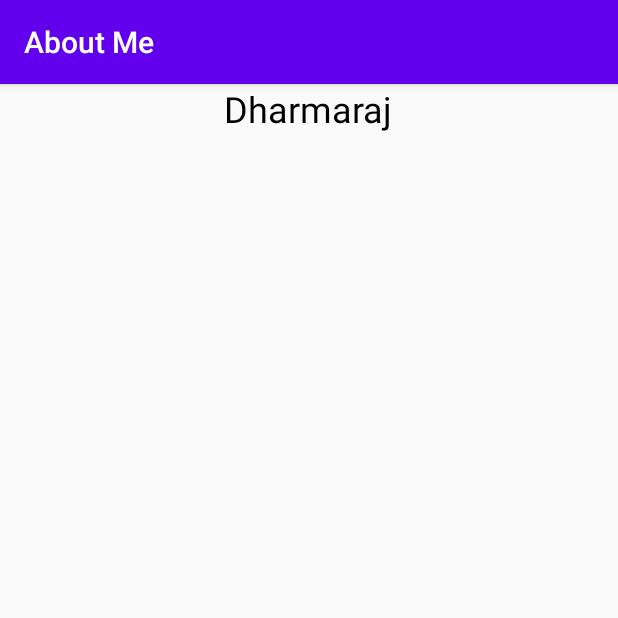
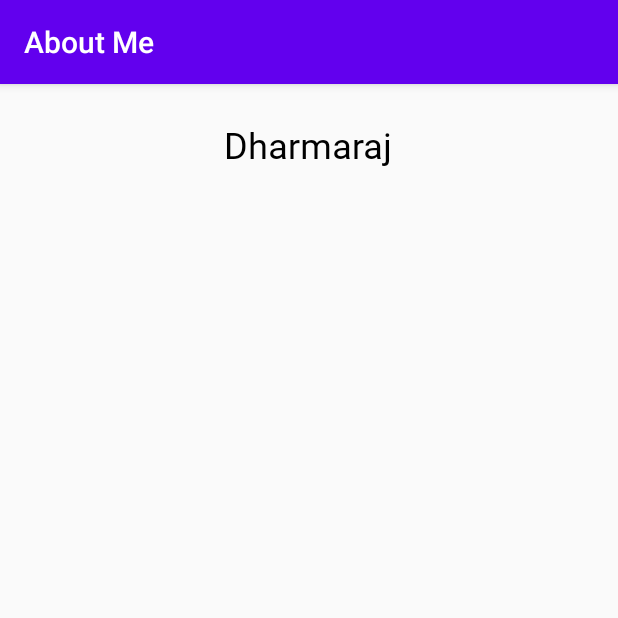
Before and after one commit to dharmaraj-techie/AboutMe, an Android app: the screen it shows after launch (MainActivity), on a phone screen of 412 x 824 dp, the top half of it. Run offline under Robolectric (Android 15) with nearby library versions, the phone set to English and light mode, and no system bars.

Commit message:
add style to textview

```diff
--- a/app/src/main/AndroidManifest.xml
+++ b/app/src/main/AndroidManifest.xml
@@ -16,6 +16,9 @@
                 <category android:name="android.intent.category.LAUNCHER" />
             </intent-filter>
         </activity>
+        <meta-data
+            android:name="preloaded_fonts"
+            android:resource="@array/preloaded_fonts" />
     </application>
 
 </manifest>
--- a/app/src/main/res/layout/activity_main.xml
+++ b/app/src/main/res/layout/activity_main.xml
@@ -14,6 +14,5 @@
         android:layout_height="wrap_content"
         android:layout_gravity="center_horizontal"
         android:text="@string/name"
-        android:textColor="@android:color/black"
-        android:textSize="24sp" />
+        style="@style/name_style" />
 </LinearLayout>
--- /dev/null
+++ b/app/src/main/res/values/dimens.xml
@@ -0,0 +1,5 @@
+<?xml version="1.0" encoding="utf-8"?>
+<resources>
+    <dimen name="small_padding">8dp</dimen>
+    <dimen name="layout_margin">16dp</dimen>
+</resources>
--- a/app/src/main/res/values/styles.xml
+++ b/app/src/main/res/values/styles.xml
@@ -8,4 +8,12 @@
         <item name="colorAccent">@color/colorAccent</item>
     </style>
 
+    <style name="name_style">
+        <item name="android:layout_marginTop">@dimen/layout_margin</item>
+        <item name="android:fontFamily">@font/roboto</item>
+        <item name="android:paddingTop">@dimen/small_padding</item>
+        <item name="android:textColor">@android:color/black</item>
+        <item name="android:textSize">24sp</item>
+    </style>
+
 </resources>
```
Also changed, not shown: app/src/main/res/font/roboto.ttf (added).
